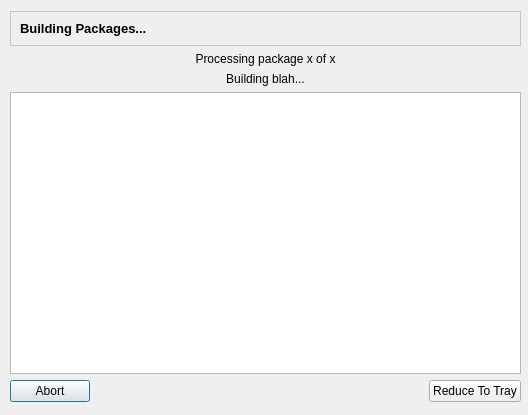
Before: the Qt Designer form trunk/ui/buildingDialog.ui in drf/shaman1, drawn with Qt 5.
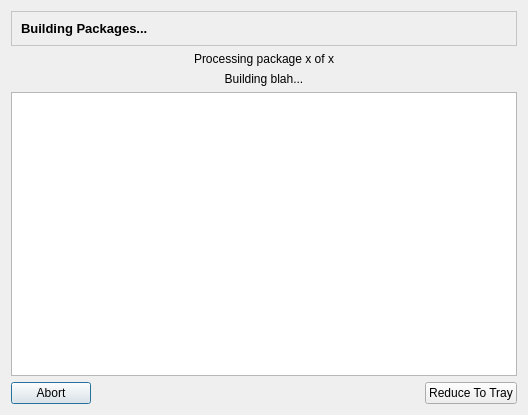
After: the same form once the commit is applied. Icons and pictures are not drawn.

Diff of the .ui file:
```diff
--- a/trunk/ui/buildingDialog.ui
+++ b/trunk/ui/buildingDialog.ui
@@ -12,15 +12,8 @@
   <property name="windowTitle" >
    <string>Dialog</string>
   </property>
-  <widget class="QWidget" name="layoutWidget" >
-   <property name="geometry" >
-    <rect>
-     <x>10</x>
-     <y>11</y>
-     <width>511</width>
-     <height>391</height>
-    </rect>
-   </property>
+  <layout class="QGridLayout" >
+   <item row="0" column="0" >
    <layout class="QVBoxLayout" >
     <item>
      <widget class="QFrame" name="frame" >
@@ -495,7 +488,8 @@
      </layout>
     </item>
    </layout>
-  </widget>
+   </item>
+  </layout>
  </widget>
  <resources/>
  <connections/>
```
Lines whose indentation alone changed are shown as unchanged.
